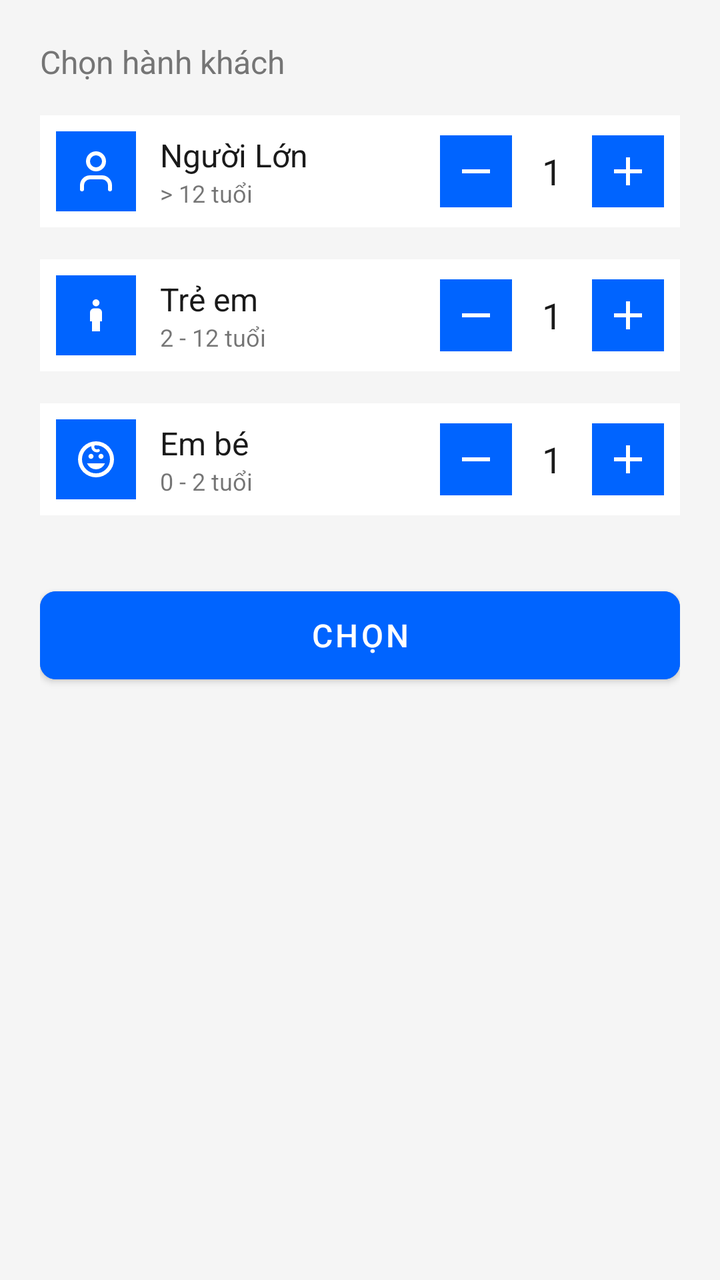
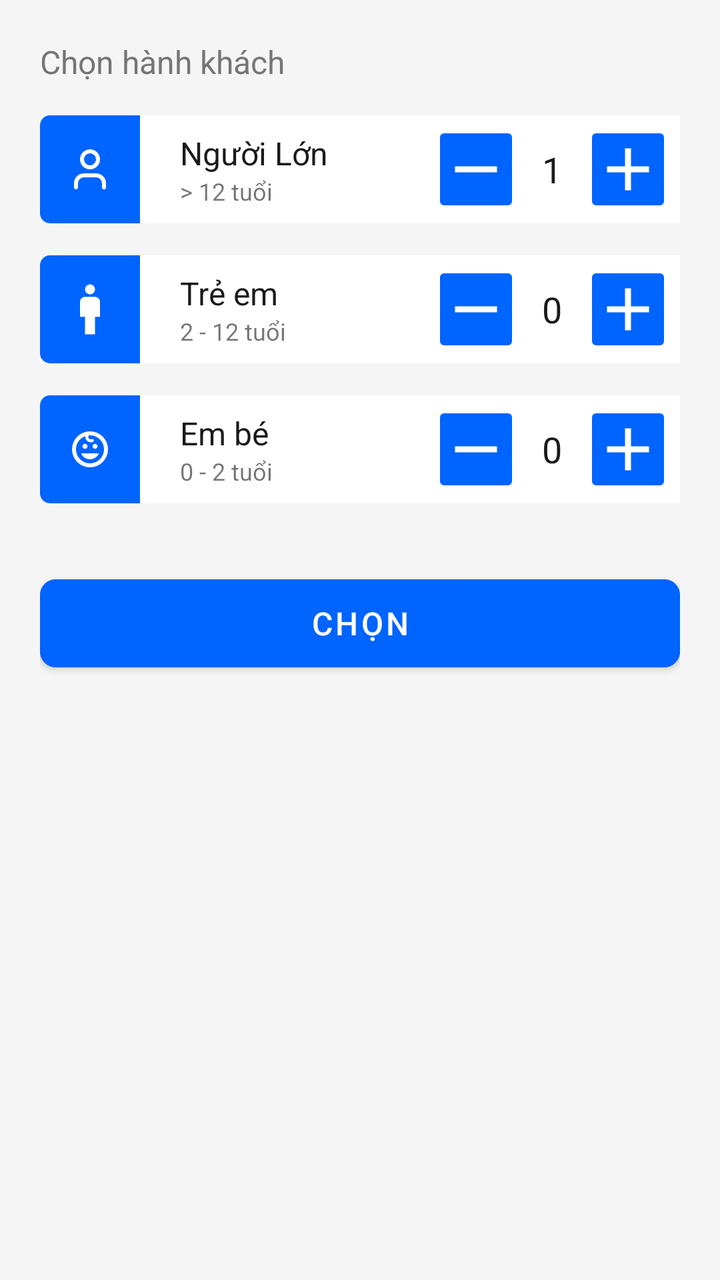

Screens rendered from an Android XML layout before and after an edit, with the pre-edit source and the edit as a unified diff.
<!-- AndroidManifest.xml: application theme Theme.FlightBookingApp -->
<!-- res/layout/layout_bottom_sheet_passenger.xml -->
<?xml version="1.0" encoding="utf-8"?>
<LinearLayout xmlns:android="http://schemas.android.com/apk/res/android"
    xmlns:app="http://schemas.android.com/apk/res-auto"
    android:layout_width="match_parent"
    android:layout_height="wrap_content"
    android:background="@color/bg_light_gray"
    android:orientation="vertical"
    android:padding="20dp">

    <TextView
        android:layout_width="wrap_content"
        android:layout_height="wrap_content"
        android:text="Chọn hành khách"
        android:textColor="@color/text_sub_grey"
        android:textSize="16sp"
        android:layout_marginBottom="16dp"/>

    <LinearLayout
        android:layout_width="match_parent"
        android:layout_height="wrap_content"
        android:gravity="center_vertical"
        android:layout_marginBottom="16dp"
        android:background="@color/bg_card_white"
        android:padding="8dp">

        <ImageView
            android:layout_width="40dp"
            android:layout_height="40dp"
            android:background="@color/blue_primary"
            android:padding="8dp"
            app:tint="@color/white"
            android:src="@drawable/ic_nav_profile" />

        <LinearLayout
            android:layout_width="0dp"
            android:layout_height="wrap_content"
            android:layout_weight="1"
            android:layout_marginStart="12dp"
            android:orientation="vertical">
            <TextView
                android:layout_width="wrap_content"
                android:layout_height="wrap_content"
                android:text="Người Lớn"
                android:textColor="@color/text_main_dark"
                android:textSize="16sp" />
            <TextView
                android:layout_width="wrap_content"
                android:layout_height="wrap_content"
                android:text="> 12 tuổi"
                android:textSize="12sp" />
        </LinearLayout>

        <ImageButton
            android:id="@+id/btn_minus_adult"
            android:layout_width="36dp"
            android:layout_height="36dp"
            android:background="@color/blue_primary"
            android:src="@drawable/ic_minus"
            app:tint="@color/white"/>

        <TextView
            android:id="@+id/tv_count_adult"
            android:layout_width="40dp"
            android:layout_height="wrap_content"
            android:text="1"
            android:textAlignment="center"
            android:textSize="18sp"
            android:textColor="@color/text_main_dark"/>

        <ImageButton
            android:id="@+id/btn_plus_adult"
            android:layout_width="36dp"
            android:layout_height="36dp"
            android:background="@color/blue_primary"
            android:src="@drawable/ic_plus"
            app:tint="@color/white"/>
    </LinearLayout>

    <LinearLayout
        android:layout_width="match_parent"
        android:layout_height="wrap_content"
        android:gravity="center_vertical"
        android:layout_marginBottom="16dp"
        android:background="@color/bg_card_white"
        android:padding="8dp">

        <ImageView
            android:layout_width="40dp"
            android:layout_height="40dp"
            android:background="@color/blue_primary"
            android:padding="8dp"
            app:tint="@color/white"
            android:src="@drawable/ic_child"
            />

        <LinearLayout
            android:layout_width="0dp"
            android:layout_height="wrap_content"
            android:layout_weight="1"
            android:layout_marginStart="12dp"
            android:orientation="vertical">
            <TextView
                android:layout_width="wrap_content"
                android:layout_height="wrap_content"
                android:text="Trẻ em"
                android:textColor="@color/text_main_dark"
                android:textSize="16sp" />
            <TextView
                android:layout_width="wrap_content"
                android:layout_height="wrap_content"
                android:text="2 - 12 tuổi"
                android:textSize="12sp" />
        </LinearLayout>

        <ImageButton
            android:id="@+id/btn_minus_child"
            android:layout_width="36dp"
            android:layout_height="36dp"
            android:background="@color/blue_primary"
            android:src="@drawable/ic_minus"
            app:tint="@color/white"/>

        <TextView
            android:id="@+id/tv_count_child"
            android:layout_width="40dp"
            android:layout_height="wrap_content"
            android:text="1"
            android:textAlignment="center"
            android:textSize="18sp"
            android:textColor="@color/text_main_dark"/>

        <ImageButton
            android:id="@+id/btn_plus_child"
            android:layout_width="36dp"
            android:layout_height="36dp"
            android:background="@color/blue_primary"
            android:src="@drawable/ic_plus"
            app:tint="@color/white"/>
    </LinearLayout>

    <LinearLayout
        android:layout_width="match_parent"
        android:layout_height="wrap_content"
        android:gravity="center_vertical"
        android:layout_marginBottom="16dp"
        android:background="@color/bg_card_white"
        android:padding="8dp">

        <ImageView
            android:layout_width="40dp"
            android:layout_height="40dp"
            android:background="@color/blue_primary"
            android:padding="8dp"
            app:tint="@color/white"
            android:src="@drawable/ic_baby" />

        <LinearLayout
            android:layout_width="0dp"
            android:layout_height="wrap_content"
            android:layout_weight="1"
            android:layout_marginStart="12dp"
            android:orientation="vertical">
            <TextView
                android:layout_width="wrap_content"
                android:layout_height="wrap_content"
                android:text="Em bé"
                android:textColor="@color/text_main_dark"
                android:textSize="16sp" />
            <TextView
                android:layout_width="wrap_content"
                android:layout_height="wrap_content"
                android:text="0 - 2 tuổi"
                android:textSize="12sp" />
        </LinearLayout>

        <ImageButton
            android:id="@+id/btn_minus_baby"
            android:layout_width="36dp"
            android:layout_height="36dp"
            android:background="@color/blue_primary"
            android:src="@drawable/ic_minus"
            app:tint="@color/white"/>

        <TextView
            android:id="@+id/tv_count_baby"
            android:layout_width="40dp"
            android:layout_height="wrap_content"
            android:text="1"
            android:textAlignment="center"
            android:textSize="18sp"
            android:textColor="@color/text_main_dark"/>

        <ImageButton
            android:id="@+id/btn_plus_baby"
            android:layout_width="36dp"
            android:layout_height="36dp"
            android:background="@color/blue_primary"
            android:src="@drawable/ic_plus"
            app:tint="@color/white"/>
    </LinearLayout>

    <com.google.android.material.button.MaterialButton
        android:id="@+id/btn_confirm_passenger"
        android:layout_width="match_parent"
        android:layout_height="56dp"
        android:layout_marginTop="16dp"
        android:text="CHỌN"
        android:textSize="16sp"
        app:cornerRadius="8dp"
        android:backgroundTint="@color/blue_primary" />

</LinearLayout>
<!-- resources referenced by this layout -->
<resources>
  <color name="bg_card_white">#FFFFFF</color>
  <color name="bg_light_gray">#F5F5F5</color>
  <color name="blue_primary">#0064FF</color>
  <color name="text_main_dark">#1A1A1A</color>
  <color name="text_sub_grey">#757575</color>
  <color name="white">#FFFFFFFF</color>
  <!-- drawable ic_child (drawable) -->
  <vector xmlns:android="http://schemas.android.com/apk/res/android"
      android:width="24dp"
      android:height="24dp"
      android:viewportWidth="960"
      android:viewportHeight="960">
    <path
        android:pathData="M430.5,279.5Q410,259 410,230t20.5,-49.5Q451,160 480,160t49.5,20.5Q550,201 550,230t-20.5,49.5Q509,300 480,300t-49.5,-20.5ZM400,800v-200h-40v-180q0,-33 23.5,-56.5T440,340h80q33,0 56.5,23.5T600,420v180h-40v200L400,800Z"
        android:fillColor="#006D3B"/>
  </vector>
  <!-- drawable ic_minus (drawable) -->
  <vector xmlns:android="http://schemas.android.com/apk/res/android"
      android:width="24dp"
      android:height="24dp"
      android:viewportWidth="960"
      android:viewportHeight="960">
    <path
        android:pathData="M200,520v-80h560v80L200,520Z"
        android:fillColor="#006D3B"/>
  </vector>
  <!-- drawable ic_nav_profile (drawable) -->
  <vector xmlns:android="http://schemas.android.com/apk/res/android"
      android:width="24dp"
      android:height="24dp"
      android:viewportWidth="24"
      android:viewportHeight="24">
    <path
        android:pathData="M19,21V19C19,17.939 18.579,16.922 17.828,16.172C17.078,15.421 16.061,15 15,15H9C7.939,15 6.922,15.421 6.172,16.172C5.421,16.922 5,17.939 5,19V21"
        android:strokeLineJoin="round"
        android:strokeWidth="2"
        android:fillColor="#00000000"
        android:strokeColor="#CAE6FA"
        android:strokeLineCap="round"/>
    <path
        android:pathData="M12,11C14.209,11 16,9.209 16,7C16,4.791 14.209,3 12,3C9.791,3 8,4.791 8,7C8,9.209 9.791,11 12,11Z"
        android:strokeLineJoin="round"
        android:strokeWidth="2"
        android:fillColor="#00000000"
        android:strokeColor="#CAE6FA"
        android:strokeLineCap="round"/>
  </vector>
  <!-- drawable ic_plus (drawable) -->
  <vector xmlns:android="http://schemas.android.com/apk/res/android"
      android:width="24dp"
      android:height="24dp"
      android:viewportWidth="960"
      android:viewportHeight="960">
    <path
        android:pathData="M440,520L200,520v-80h240v-240h80v240h240v80L520,520v240h-80v-240Z"
        android:fillColor="#006D3B"/>
  </vector>
  <style name="Theme.FlightBookingApp" parent="Theme.MaterialComponents.DayNight.NoActionBar">
          
          <item name="colorPrimary">@color/purple_500</item>
          <item name="colorPrimaryVariant">@color/purple_700</item>
          <item name="colorOnPrimary">@color/white</item>
          
          <item name="colorSecondary">@color/teal_200</item>
          <item name="colorSecondaryVariant">@color/teal_700</item>
          <item name="colorOnSecondary">@color/black</item>
          
          <item name="android:statusBarColor">?attr/colorPrimaryVariant</item>
          
      </style>
  <color name="purple_500">#FF6200EE</color>
  <color name="purple_700">#FF3700B3</color>
  <color name="teal_200">#FF03DAC5</color>
  <color name="teal_700">#FF018786</color>
  <color name="black">#FF000000</color>
  <!-- unchanged entries left out for length: 1 -->
</resources>

<!-- the commit's change to res/layout/layout_bottom_sheet_passenger.xml (unified diff, before → after) -->
@@ -15,189 +15,246 @@
         android:textSize="16sp"
         android:layout_marginBottom="16dp"/>
 
+
     <LinearLayout
         android:layout_width="match_parent"
         android:layout_height="wrap_content"
-        android:gravity="center_vertical"
+        android:orientation="horizontal"
         android:layout_marginBottom="16dp"
         android:background="@color/bg_card_white"
-        android:padding="8dp">
-
-        <ImageView
-            android:layout_width="40dp"
-            android:layout_height="40dp"
+        >
+        <com.google.android.material.imageview.ShapeableImageView
+            android:layout_width="50dp"
+            android:layout_height="match_parent"
             android:background="@color/blue_primary"
-            android:padding="8dp"
             app:tint="@color/white"
-            android:src="@drawable/ic_nav_profile" />
+            android:scaleType="centerInside"
+            android:src="@drawable/ic_nav_profile"
+
+            app:shapeAppearanceOverlay="@style/RoundedLeftCorners"/>
 
         <LinearLayout
-            android:layout_width="0dp"
+            android:layout_width="match_parent"
             android:layout_height="wrap_content"
-            android:layout_weight="1"
-            android:layout_marginStart="12dp"
-            android:orientation="vertical">
+            android:gravity="center_vertical"
+            android:padding="8dp">
+
+
+            <LinearLayout
+                android:layout_width="0dp"
+                android:layout_height="wrap_content"
+                android:layout_weight="1"
+                android:layout_marginStart="12dp"
+                android:orientation="vertical">
+                <TextView
+                    android:layout_width="wrap_content"
+                    android:layout_height="wrap_content"
+                    android:text="Người Lớn"
+                    android:textColor="@color/text_main_dark"
+                    android:textSize="16sp" />
+                <TextView
+                    android:layout_width="wrap_content"
+                    android:layout_height="wrap_content"
+                    android:text="> 12 tuổi"
+                    android:textSize="12sp" />
+            </LinearLayout>
+
+            <com.google.android.material.imageview.ShapeableImageView
+                android:id="@+id/btn_minus_adult"
+                android:layout_width="36dp"
+                android:layout_height="36dp"
+                android:clickable="true"
+                android:focusable="true"
+                android:foreground="?attr/selectableItemBackgroundBorderless"
+                android:background="@color/blue_primary"
+                android:src="@drawable/ic_minus"
+                app:tint="@color/white"
+                app:shapeAppearanceOverlay="@style/RoundedCorners"/>
+
             <TextView
-                android:layout_width="wrap_content"
-                android:layout_height="wrap_content"
-                android:text="Người Lớn"
-                android:textColor="@color/text_main_dark"
-                android:textSize="16sp" />
-            <TextView
-                android:layout_width="wrap_content"
-                android:layout_height="wrap_content"
-                android:text="> 12 tuổi"
-                android:textSize="12sp" />
+                android:id="@+id/tv_count_adult"
+                android:layout_width="40dp"
+                android:layout_height="wrap_content"
+                android:text="1"
+                android:textAlignment="center"
+                android:textSize="18sp"
+                android:textColor="@color/text_main_dark"/>
+
+            <com.google.android.material.imageview.ShapeableImageView
+                android:id="@+id/btn_plus_adult"
+                android:layout_width="36dp"
+                android:layout_height="36dp"
+                android:clickable="true"
+                android:focusable="true"
+                android:foreground="?attr/selectableItemBackgroundBorderless"
+                android:background="@color/blue_primary"
+                android:src="@drawable/ic_plus"
+                app:tint="@color/white"
+                app:shapeAppearanceOverlay="@style/RoundedCorners"/>
         </LinearLayout>
 
-        <ImageButton
-            android:id="@+id/btn_minus_adult"
-            android:layout_width="36dp"
-            android:layout_height="36dp"
-            android:background="@color/blue_primary"
-            android:src="@drawable/ic_minus"
-            app:tint="@color/white"/>
-
-        <TextView
-            android:id="@+id/tv_count_adult"
-            android:layout_width="40dp"
-            android:layout_height="wrap_content"
-            android:text="1"
-            android:textAlignment="center"
-            android:textSize="18sp"
-            android:textColor="@color/text_main_dark"/>
-
-        <ImageButton
-            android:id="@+id/btn_plus_adult"
-            android:layout_width="36dp"
-            android:layout_height="36dp"
-            android:background="@color/blue_primary"
-            android:src="@drawable/ic_plus"
-            app:tint="@color/white"/>
     </LinearLayout>
 
     <LinearLayout
         android:layout_width="match_parent"
         android:layout_height="wrap_content"
-        android:gravity="center_vertical"
+        android:orientation="horizontal"
         android:layout_marginBottom="16dp"
         android:background="@color/bg_card_white"
-        android:padding="8dp">
-
-        <ImageView
-            android:layout_width="40dp"
-            android:layout_height="40dp"
+        >
+        <com.google.android.material.imageview.ShapeableImageView
+            android:layout_width="50dp"
+            android:layout_height="match_parent"
             android:background="@color/blue_primary"
-            android:padding="8dp"
             app:tint="@color/white"
             android:src="@drawable/ic_child"
-            />
+            android:scaleType="centerInside"
+            app:shapeAppearanceOverlay="@style/RoundedLeftCorners"/>
 
         <LinearLayout
-            android:layout_width="0dp"
+            android:layout_width="match_parent"
             android:layout_height="wrap_content"
-            android:layout_weight="1"
-            android:layout_marginStart="12dp"
-            android:orientation="vertical">
+            android:gravity="center_vertical"
+            android:background="@color/bg_card_white"
+            android:padding="8dp">
+
+            <LinearLayout
+                android:layout_width="0dp"
+                android:layout_height="wrap_content"
+                android:layout_weight="1"
+                android:layout_marginStart="12dp"
+                android:orientation="vertical">
+                <TextView
+                    android:layout_width="wrap_content"
+                    android:layout_height="wrap_content"
+                    android:text="Trẻ em"
+                    android:textColor="@color/text_main_dark"
+                    android:textSize="16sp" />
+                <TextView
+                    android:layout_width="wrap_content"
+                    android:layout_height="wrap_content"
+                    android:text="2 - 12 tuổi"
+                    android:textSize="12sp" />
+            </LinearLayout>
+
+            <com.google.android.material.imageview.ShapeableImageView
+                android:id="@+id/btn_minus_child"
+                android:layout_width="36dp"
+                android:layout_height="36dp"
+
+                android:clickable="true"
+                android:focusable="true"
+                android:foreground="?attr/selectableItemBackgroundBorderless"
+                android:background="@color/blue_primary"
+                android:src="@drawable/ic_minus"
+                app:tint="@color/white"
+                app:shapeAppearanceOverlay="@style/RoundedCorners"/>
+
             <TextView
-                android:layout_width="wrap_content"
-                android:layout_height="wrap_content"
-                android:text="Trẻ em"
-                android:textColor="@color/text_main_dark"
-                android:textSize="16sp" />
-            <TextView
-                android:layout_width="wrap_content"
-                android:layout_height="wrap_content"
-                android:text="2 - 12 tuổi"
-                android:textSize="12sp" />
+                android:id="@+id/tv_count_child"
+                android:layout_width="40dp"
+                android:layout_height="wrap_content"
+                android:text="0"
+                android:textAlignment="center"
+                android:textSize="18sp"
+                android:textColor="@color/text_main_dark"/>
+
+            <com.google.android.material.imageview.ShapeableImageView
+                android:id="@+id/btn_plus_child"
+                android:layout_width="36dp"
+                android:layout_height="36dp"
+                android:clickable="true"
+                android:focusable="true"
+                android:foreground="?attr/selectableItemBackgroundBorderless"
+                android:background="@color/blue_primary"
+                android:src="@drawable/ic_plus"
+                app:tint="@color/white"
+                app:shapeAppearanceOverlay="@style/RoundedCorners"/>
         </LinearLayout>
 
-        <ImageButton
-            android:id="@+id/btn_minus_child"
-            android:layout_width="36dp"
-            android:layout_height="36dp"
-            android:background="@color/blue_primary"
-            android:src="@drawable/ic_minus"
-            app:tint="@color/white"/>
-
-        <TextView
-            android:id="@+id/tv_count_child"
-            android:layout_width="40dp"
-            android:layout_height="wrap_content"
-            android:text="1"
-            android:textAlignment="center"
-            android:textSize="18sp"
-            android:textColor="@color/text_main_dark"/>
-
-        <ImageButton
-            android:id="@+id/btn_plus_child"
-            android:layout_width="36dp"
-            android:layout_height="36dp"
-            android:background="@color/blue_primary"
-            android:src="@drawable/ic_plus"
-            app:tint="@color/white"/>
     </LinearLayout>
 
+
     <LinearLayout
         android:layout_width="match_parent"
         android:layout_height="wrap_content"
-        android:gravity="center_vertical"
+        android:orientation="horizontal"
         android:layout_marginBottom="16dp"
         android:background="@color/bg_card_white"
-        android:padding="8dp">
-
-        <ImageView
-            android:layout_width="40dp"
-            android:layout_height="40dp"
+        >
+        <com.google.android.material.imageview.ShapeableImageView
+            android:layout_width="50dp"
+            android:layout_height="match_parent"
+            android:scaleType="centerInside"
             android:background="@color/blue_primary"
-            android:padding="8dp"
             app:tint="@color/white"
-            android:src="@drawable/ic_baby" />
+            android:src="@drawable/ic_baby"
+            app:shapeAppearanceOverlay="@style/RoundedLeftCorners"/>
 
         <LinearLayout
-            android:layout_width="0dp"
+            android:layout_width="match_parent"
             android:layout_height="wrap_content"
-            android:layout_weight="1"
-            android:layout_marginStart="12dp"
-            android:orientation="vertical">
+            android:gravity="center_vertical"
+
+            android:background="@color/bg_card_white"
+            android:padding="8dp">
+            <LinearLayout
+                android:layout_width="0dp"
+                android:layout_height="wrap_content"
+                android:layout_weight="1"
+                android:layout_marginStart="12dp"
+                android:orientation="vertical">
+                <TextView
+                    android:layout_width="wrap_content"
+                    android:layout_height="wrap_content"
+                    android:text="Em bé"
+                    android:textColor="@color/text_main_dark"
+                    android:textSize="16sp" />
+                <TextView
+                    android:layout_width="wrap_content"
+                    android:layout_height="wrap_content"
+                    android:text="0 - 2 tuổi"
+                    android:textSize="12sp" />
+            </LinearLayout>
+
+            
+            
+            <com.google.android.material.imageview.ShapeableImageView
+                android:id="@+id/btn_minus_baby"
+                android:layout_width="36dp"
+                android:layout_height="36dp"
+                android:clickable="true"
+                android:focusable="true"
+                android:foreground="?attr/selectableItemBackgroundBorderless"
+                android:background="@color/blue_primary"
+                android:src="@drawable/ic_minus"
+                app:tint="@color/white"
+                app:shapeAppearanceOverlay="@style/RoundedCorners"/>
+
             <TextView
-                android:layout_width="wrap_content"
-                android:layout_height="wrap_content"
-                android:text="Em bé"
-                android:textColor="@color/text_main_dark"
-                android:textSize="16sp" />
-            <TextView
-                android:layout_width="wrap_content"
-                android:layout_height="wrap_content"
-                android:text="0 - 2 tuổi"
-                android:textSize="12sp" />
+                android:id="@+id/tv_count_baby"
+                android:layout_width="40dp"
+                android:layout_height="wrap_content"
+                android:text="0"
+                android:textAlignment="center"
+                android:textSize="18sp"
+                android:textColor="@color/text_main_dark"/>
+
+            <com.google.android.material.imageview.ShapeableImageView
+                android:id="@+id/btn_plus_baby"
+                android:layout_width="36dp"
+                android:layout_height="36dp"
+                android:clickable="true"
+                android:focusable="true"
+                android:foreground="?attr/selectableItemBackgroundBorderless"
+                android:background="@color/blue_primary"
+                android:src="@drawable/ic_plus"
+                app:tint="@color/white"
+                app:shapeAppearanceOverlay="@style/RoundedCorners"/>
         </LinearLayout>
-
-        <ImageButton
-            android:id="@+id/btn_minus_baby"
-            android:layout_width="36dp"
-            android:layout_height="36dp"
-            android:background="@color/blue_primary"
-            android:src="@drawable/ic_minus"
-            app:tint="@color/white"/>
-
-        <TextView
-            android:id="@+id/tv_count_baby"
-            android:layout_width="40dp"
-            android:layout_height="wrap_content"
-            android:text="1"
-            android:textAlignment="center"
-            android:textSize="18sp"
-            android:textColor="@color/text_main_dark"/>
-
-        <ImageButton
-            android:id="@+id/btn_plus_baby"
-            android:layout_width="36dp"
-            android:layout_height="36dp"
-            android:background="@color/blue_primary"
-            android:src="@drawable/ic_plus"
-            app:tint="@color/white"/>
     </LinearLayout>
+
+
 
     <com.google.android.material.button.MaterialButton
         android:id="@+id/btn_confirm_passenger"
@@ -206,6 +263,7 @@
         android:layout_marginTop="16dp"
         android:text="CHỌN"
         android:textSize="16sp"
+        android:textColor="@color/white"
         app:cornerRadius="8dp"
         android:backgroundTint="@color/blue_primary" />
 
<!-- resource entries referenced after the edit -->
@@ -7,14 +7,10 @@
   <color name="text_sub_grey">#757575</color>
   <color name="white">#FFFFFFFF</color>
   <!-- drawable ic_child (drawable) -->
-  <vector xmlns:android="http://schemas.android.com/apk/res/android"
-      android:width="24dp"
-      android:height="24dp"
-      android:viewportWidth="960"
-      android:viewportHeight="960">
-    <path
-        android:pathData="M430.5,279.5Q410,259 410,230t20.5,-49.5Q451,160 480,160t49.5,20.5Q550,201 550,230t-20.5,49.5Q509,300 480,300t-49.5,-20.5ZM400,800v-200h-40v-180q0,-33 23.5,-56.5T440,340h80q33,0 56.5,23.5T600,420v180h-40v200L400,800Z"
-        android:fillColor="#006D3B"/>
+  <vector xmlns:android="http://schemas.android.com/apk/res/android" android:height="30dp" android:viewportHeight="960" android:viewportWidth="960" android:width="30dp">
+        
+      <path android:fillColor="#006D3B" android:pathData="M400,880v-280h-80v-240q0,-33 23.5,-56.5T400,280h160q33,0 56.5,23.5T640,360v240h-80v280L400,880ZM480,240q-33,0 -56.5,-23.5T400,160q0,-33 23.5,-56.5T480,80q33,0 56.5,23.5T560,160q0,33 -23.5,56.5T480,240Z"/>
+      
   </vector>
   <!-- drawable ic_minus (drawable) -->
   <vector xmlns:android="http://schemas.android.com/apk/res/android"
@@ -57,6 +53,20 @@
         android:pathData="M440,520L200,520v-80h240v-240h80v240h240v80L520,520v240h-80v-240Z"
         android:fillColor="#006D3B"/>
   </vector>
+  <style name="RoundedCorners" parent="">
+          <item name="cornerFamily">rounded</item>
+          <item name="cornerSizeTopLeft">2dp</item>
+          <item name="cornerSizeTopRight">2dp</item>
+          <item name="cornerSizeBottomLeft">2dp</item>
+          <item name="cornerSizeBottomRight">2dp</item>
+      </style>
+  <style name="RoundedLeftCorners" parent="">
+          <item name="cornerFamily">rounded</item>
+          <item name="cornerSizeTopLeft">5dp</item>
+          <item name="cornerSizeTopRight">0dp</item>
+          <item name="cornerSizeBottomLeft">5dp</item>
+          <item name="cornerSizeBottomRight">0dp</item>
+      </style>
   <style name="Theme.FlightBookingApp" parent="Theme.MaterialComponents.DayNight.NoActionBar">
           
           <item name="colorPrimary">@color/purple_500</item>
